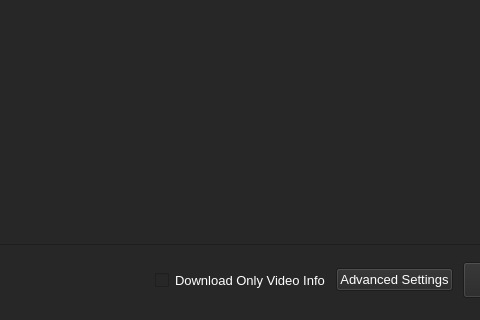
Before: the Qt Designer form outside/views_ui/Outside_MainWindow.ui in Outsider-corp/OutsideYT, drawn with Qt 5; both pictures show x 374 to 854 and y 314 to 634 of the 1031 by 634 pixel window.
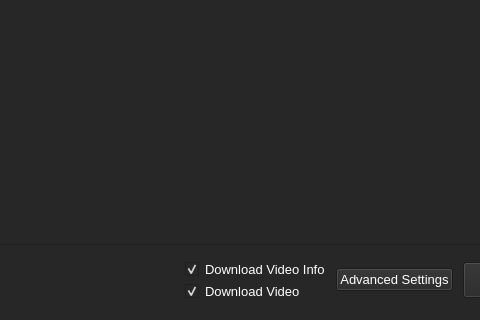
After: the same form once the commit is applied.

Commit message: v1.2.6 work with download page; found a way to download???

Patch:
```diff
--- a/outside/views_ui/Outside_MainWindow.ui
+++ b/outside/views_ui/Outside_MainWindow.ui
@@ -1110,7 +1110,12 @@
            </spacer>
           </item>
           <item>
-           <widget class="QCheckBox" name="checkBox">
+           <layout class="QVBoxLayout" name="verticalLayout_5">
+            <property name="spacing">
+             <number>0</number>
+            </property>
+            <item>
+             <widget class="QCheckBox" name="Download_Info_checkBox">
             <property name="font">
              <font>
               <family>Arial</family>
@@ -1118,9 +1123,30 @@
              </font>
             </property>
             <property name="text">
-             <string>Download Only Video Info</string>
-            </property>
-           </widget>
+               <string>Download Video Info</string>
+              </property>
+              <property name="checked">
+               <bool>true</bool>
+              </property>
+             </widget>
+            </item>
+            <item>
+             <widget class="QCheckBox" name="Download_Video_checkBox">
+              <property name="font">
+               <font>
+                <family>Arial</family>
+                <pointsize>10</pointsize>
+               </font>
+              </property>
+              <property name="text">
+               <string>Download Video</string>
+              </property>
+              <property name="checked">
+               <bool>true</bool>
+              </property>
+             </widget>
+            </item>
+           </layout>
           </item>
           <item>
            <widget class="QPushButton" name="pushButton">
```
Left out of the diff: 2 changed lines with no effect on the pictures. Lines whose indentation alone changed are shown as unchanged. The commit also changes 20 other files.
